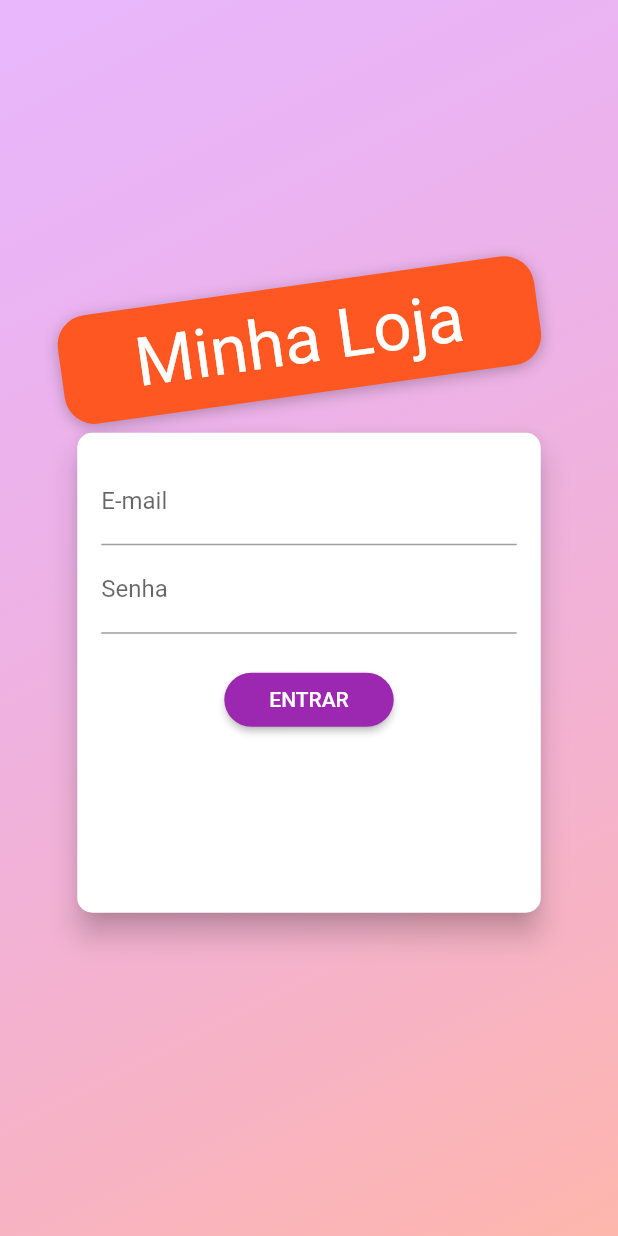
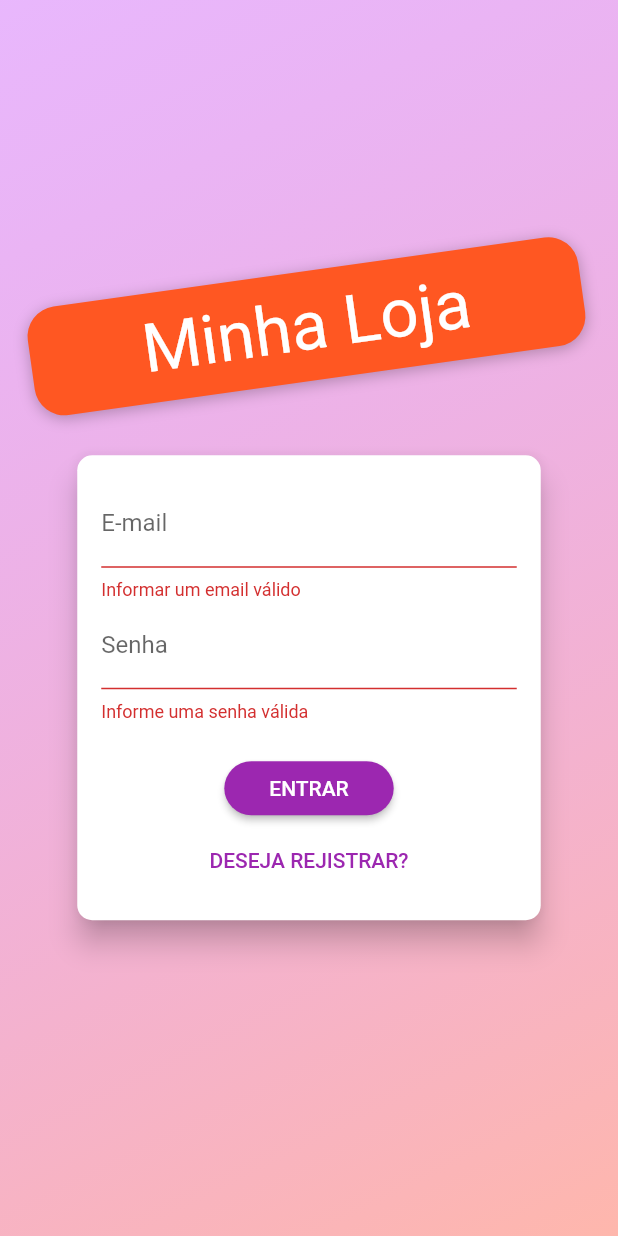
Before and after one commit to jianLicio/loja, a Flutter app: the screen it shows after launch, after a tap on "ENTRAR", on a phone screen of 412 x 824 dp. Run offline on Flutter 3.47's test engine with Material 2 defaults, Android fonts, the light colour scheme and no system bars; our stand-ins replace google_fonts; network calls fail; Roboto replaces fonts that are missing (Acme).

Commit message:
comit com erro!

```diff
--- a/lib/components/autenticacao_form.dart
+++ b/lib/components/autenticacao_form.dart
@@ -1,4 +1,7 @@
 import 'package:flutter/material.dart';
+import 'package:loja/exceptions/autenticacao_exception.dart';
+import 'package:loja/models/autenticacao.dart';
+import 'package:provider/provider.dart';
 
 enum modoDeAutenticacao { cadastro, login }
 
@@ -11,12 +14,75 @@ class AutenticacaoForm extends StatefulWidget {
 
 class _AutenticacaoFormState extends State<AutenticacaoForm> {
   final _senhaController = TextEditingController();
-  final modoDeAutenticacao _modoDeAutenticacao = modoDeAutenticacao.login;
+  final _formKey = GlobalKey<FormState>();
+  bool _isLoading = false;
+  modoDeAutenticacao _modoDeAutenticacao = modoDeAutenticacao.login;
   final Map<String, String> _autenticarDados = {
     'email': '',
-    'senha': '',
+    'password': '',
   };
-  void _submeter() {}
+
+  bool _isLogin() => _modoDeAutenticacao == modoDeAutenticacao.login;
+  bool _isSignup() => _modoDeAutenticacao == modoDeAutenticacao.cadastro;
+
+  void _escolherModoDeAutenticacao() {
+    setState(() {
+      if (_isLogin()) {
+        _modoDeAutenticacao = modoDeAutenticacao.cadastro;
+      } else {
+        _modoDeAutenticacao = modoDeAutenticacao.login;
+      }
+    });
+  }
+
+  void _mostrarErroDialog(String msg) {
+    showDialog(
+      context: context,
+      builder: (context) => AlertDialog(
+        title: const Text('Ocorreu um erro'),
+        content: Text(msg),
+        actions: [
+          TextButton(
+            onPressed: () => Navigator.of(context).pop(),
+            child: const Text('Fechar'),
+          ),
+        ],
+      ),
+    );
+  }
+
+  Future<void> _submeter() async {
+    final isValid = _formKey.currentState?.validate() ?? false;
+
+    if (!isValid) {
+      return;
+    }
+    setState(() => _isLoading = true);
+    _formKey.currentState?.save;
+
+    Autenticacao autenticacao = Provider.of(context, listen: false);
+
+    try {
+      if (_isLogin()) {
+        await autenticacao.login(
+          _autenticarDados['email']!,
+          _autenticarDados['password']!,
+        );
+      } else {
+        await autenticacao.cadastro(
+          _autenticarDados['email']!,
+          _autenticarDados['password']!,
+        );
+      }
+    } on AutenticacaoException catch (erro) {
+      _mostrarErroDialog(erro.toString());
+    } catch (erro) {
+      _mostrarErroDialog('ocorreu  um erro, contate o suporte: $erro');
+    }
+
+    setState(() => _isLoading = false);
+  }
+
   @override
   Widget build(BuildContext context) {
     final deviceSize = MediaQuery.of(context).size;
@@ -25,9 +91,10 @@ class _AutenticacaoFormState extends State<AutenticacaoForm> {
       shape: RoundedRectangleBorder(borderRadius: BorderRadius.circular(10)),
       child: Container(
         padding: const EdgeInsets.all(16),
-        height: 320,
+        height: _isLogin() ? 310 : 350,
         width: deviceSize.width * 0.75,
         child: Form(
+          key: _formKey,
           child: Column(
             children: [
               TextFormField(
@@ -37,6 +104,7 @@ class _AutenticacaoFormState extends State<AutenticacaoForm> {
                 validator: (_email) {
                   final email = _email ?? '';
                   if (email.trim().isEmpty || !email.contains('@')) {
+                    debugPrint('Informar um email válido');
                     return 'Informar um email válido';
                   }
                   return null;
@@ -46,22 +114,23 @@ class _AutenticacaoFormState extends State<AutenticacaoForm> {
                 decoration: const InputDecoration(labelText: 'Senha'),
                 keyboardType: TextInputType.emailAddress,
                 obscureText: true,
-                onSaved: (senha) => _autenticarDados['senha'] = senha ?? '',
+                onSaved: (senha) => _autenticarDados['password'] = senha ?? '',
                 controller: _senhaController,
                 validator: (_senha) {
                   final senha = _senha ?? '';
                   if (senha.isEmpty || senha.length < 5) {
                     return 'Informe uma senha válida';
                   }
+                  return null;
                 },
               ),
-              if (_modoDeAutenticacao == modoDeAutenticacao.cadastro)
+              if (_isSignup())
                 TextFormField(
                   decoration:
                       const InputDecoration(labelText: 'Confirmar Senha'),
                   keyboardType: TextInputType.emailAddress,
                   obscureText: true,
-                  validator: _modoDeAutenticacao == modoDeAutenticacao.login
+                  validator: _isLogin()
                       ? null
                       : (_senha) {
                           final senha = _senha ?? '';
@@ -72,12 +141,13 @@ class _AutenticacaoFormState extends State<AutenticacaoForm> {
                         },
                 ),
               const SizedBox(height: 20),
+              if (_isLoading)
+                const CircularProgressIndicator()
+              else
                 ElevatedButton(
                   onPressed: _submeter,
                   child: Text(
-                  _modoDeAutenticacao == modoDeAutenticacao.login
-                      ? 'ENTRAR'
-                      : 'CADASTRAR',
+                    _isLogin() ? 'ENTRAR' : 'CADASTRAR',
                   ),
                   style: ElevatedButton.styleFrom(
                     shape: RoundedRectangleBorder(
@@ -89,6 +159,13 @@ class _AutenticacaoFormState extends State<AutenticacaoForm> {
                     ),
                   ),
                 ),
+              const Spacer(),
+              TextButton(
+                onPressed: _escolherModoDeAutenticacao,
+                child: Text(
+                  _isLogin() ? 'DESEJA REJISTRAR?' : 'JÁ POSSUI CONTA?',
+                ),
+              ),
             ],
           ),
         ),
--- /dev/null
+++ b/lib/exceptions/autenticacao_exception.dart
@@ -0,0 +1,19 @@
+class AutenticacaoException implements Exception {
+  static const Map<String, String> erro = {
+    'EMAIL_EXISTS': 'E-mail já cadastrado',
+    'OPERATION_NOT_ALLOWED': 'Operação não permitida',
+    'TOO_MANY_ATTEMPTS_TRY_LATER':
+        'Acesso bloqueado temporariamente, tente mais tarde',
+    'EMAIL_NOT_FOUND': 'E-mail não encontrado',
+    'INVALID_PASSWORD': 'Senha informada não confere',
+    'USER_DISABLED': 'A conta do usuário foi desabilitada',
+  };
+
+  final String key;
+  AutenticacaoException(this.key);
+
+  @override
+  String toString() {
+    return erro[key] ?? 'Ocorreu um erro no processo de autenticação';
+  }
+}
--- a/lib/main.dart
+++ b/lib/main.dart
@@ -1,5 +1,6 @@
 import 'package:flutter/material.dart';
 import 'package:google_fonts/google_fonts.dart';
+import 'package:loja/models/autenticacao.dart';
 import 'package:loja/models/carrinho.dart';
 import 'package:loja/models/pedido_lista.dart';
 import 'package:loja/models/produto_lista.dart';
@@ -34,6 +35,9 @@ class MyApp extends StatelessWidget {
         ChangeNotifierProvider(
           create: (_) => PedidoLista(),
         ),
+        ChangeNotifierProvider(
+          create: (_) => Autenticacao(),
+        ),
       ],
       child: MaterialApp(
         debugShowCheckedModeBanner: false,
--- /dev/null
+++ b/lib/models/autenticacao.dart
@@ -0,0 +1,41 @@
+import 'dart:convert';
+
+import 'package:flutter/material.dart';
+import 'package:http/http.dart' as http;
+import 'package:loja/exceptions/autenticacao_exception.dart';
+
+class Autenticacao with ChangeNotifier {
+  // static const _url =
+  //     'https://identitytoolkit.googleapis.com/v1/accounts:signInWithCustomToken?key=AIzaSyB9OckmZSrEtGDn8ApxJXRsP6Rp8p7HxlQ';
+
+  Future<void> _autenticacao(
+      String email, String senha, String urlFragmento) async {
+    final url =
+        'https://identitytoolkit.googleapis.com/v1/accounts:$urlFragmento?key=AIzaSyB9OckmZSrEtGDn8ApxJXRsP6Rp8p7HxlQ';
+    final response = await http.post(
+      Uri.parse(url),
+      body: jsonEncode({
+        'email': email,
+        'password': senha,
+        'returnSecureToken': true,
+      }),
+    );
+    final corpo = jsonDecode(response.body);
+
+    debugPrint('_autenticação: $corpo');
+
+    if (corpo['error'] != null) {
+      throw AutenticacaoException(corpo['error']['message']);
+    }
+
+    debugPrint('_autenticação: $corpo');
+  }
+
+  Future<void> cadastro(String email, String senha) async {
+    return _autenticacao(email, senha, 'signUp');
+  }
+
+  Future<void> login(String email, String senha) async {
+    return _autenticacao(email, senha, 'signInWithPassword');
+  }
+}
--- a/lib/pages/autenticacao_pagina.dart
+++ b/lib/pages/autenticacao_pagina.dart
@@ -30,11 +30,12 @@ class AutenticacaoPagina extends StatelessWidget {
               crossAxisAlignment: CrossAxisAlignment.center,
               children: [
                 Container(
+                  margin: const EdgeInsets.only(bottom: 20),
                   padding: const EdgeInsets.symmetric(
                     vertical: 10,
-                    horizontal: 50,
+                    horizontal: 75,
                   ),
-                  transform: Matrix4.rotationZ(-8 * pi / 180)..translate(-10.0),
+                  transform: Matrix4.rotationZ(-8 * pi / 180)..translate(-5.0),
                   decoration: BoxDecoration(
                     borderRadius: BorderRadius.circular(20),
                     color: Colors.deepOrange,
```
Lines whose indentation alone changed are shown as unchanged.
